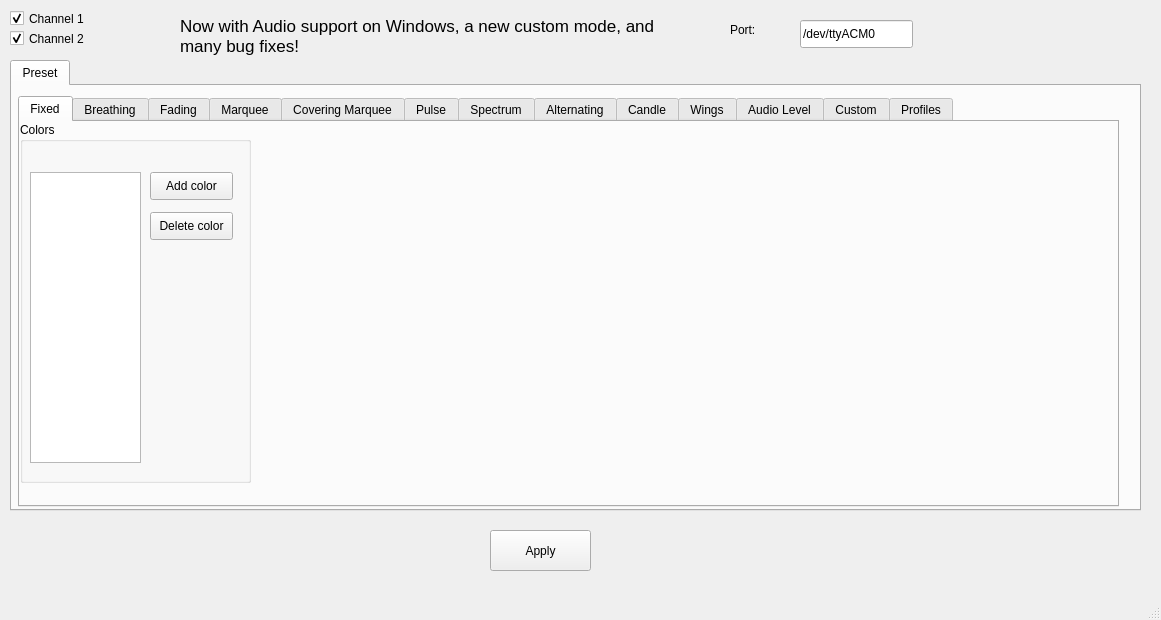
Old version of the form hue-gui.ui in the repository kusti8/hue-plus.
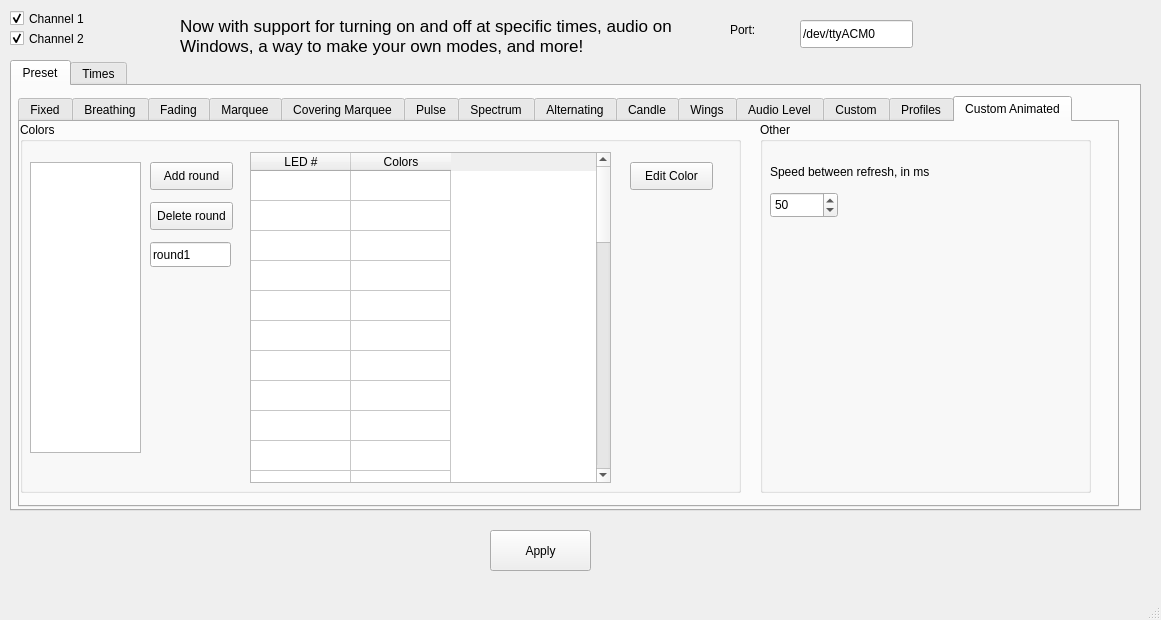
New version of the form. The open tabs and pages were chosen to show the change.

Commit message: Add time and custom animated mode. Needs to be tested on Windows.

Patch:
```diff
--- a/hue-gui.ui
+++ b/hue-gui.ui
@@ -1786,6 +1786,332 @@
         </widget>
        </widget>
       </widget>
+      <widget class="QWidget" name="animatedTab">
+       <attribute name="title">
+        <string>Custom Animated</string>
+       </attribute>
+       <widget class="QGroupBox" name="groupBox_23">
+        <property name="geometry">
+         <rect>
+          <x>0</x>
+          <y>0</y>
+          <width>721</width>
+          <height>371</height>
+         </rect>
+        </property>
+        <property name="title">
+         <string>Colors</string>
+        </property>
+        <widget class="QTableWidget" name="animatedTable">
+         <property name="geometry">
+          <rect>
+           <x>230</x>
+           <y>30</y>
+           <width>361</width>
+           <height>331</height>
+          </rect>
+         </property>
+         <property name="editTriggers">
+          <set>QAbstractItemView::NoEditTriggers</set>
+         </property>
+         <property name="dragDropOverwriteMode">
+          <bool>false</bool>
+         </property>
+         <property name="selectionMode">
+          <enum>QAbstractItemView::ExtendedSelection</enum>
+         </property>
+         <property name="rowCount">
+          <number>40</number>
+         </property>
+         <property name="columnCount">
+          <number>2</number>
+         </property>
+         <attribute name="verticalHeaderVisible">
+          <bool>false</bool>
+         </attribute>
+         <row/>
+         <row/>
+         <row/>
+         <row/>
+         <row/>
+         <row/>
+         <row/>
+         <row/>
+         <row/>
+         <row/>
+         <row/>
+         <row/>
+         <row/>
+         <row/>
+         <row/>
+         <row/>
+         <row/>
+         <row/>
+         <row/>
+         <row/>
+         <row/>
+         <row/>
+         <row/>
+         <row/>
+         <row/>
+         <row/>
+         <row/>
+         <row/>
+         <row/>
+         <row/>
+         <row/>
+         <row/>
+         <row/>
+         <row/>
+         <row/>
+         <row/>
+         <row/>
+         <row/>
+         <row/>
+         <row/>
+         <column>
+          <property name="text">
+           <string>LED #</string>
+          </property>
+         </column>
+         <column>
+          <property name="text">
+           <string>Colors</string>
+          </property>
+         </column>
+        </widget>
+        <widget class="QPushButton" name="animatedEdit">
+         <property name="geometry">
+          <rect>
+           <x>610</x>
+           <y>40</y>
+           <width>83</width>
+           <height>28</height>
+          </rect>
+         </property>
+         <property name="text">
+          <string>Edit Color</string>
+         </property>
+        </widget>
+        <widget class="QListWidget" name="animatedList">
+         <property name="geometry">
+          <rect>
+           <x>10</x>
+           <y>40</y>
+           <width>111</width>
+           <height>291</height>
+          </rect>
+         </property>
+        </widget>
+        <widget class="QPushButton" name="animatedDelete">
+         <property name="geometry">
+          <rect>
+           <x>130</x>
+           <y>80</y>
+           <width>83</width>
+           <height>28</height>
+          </rect>
+         </property>
+         <property name="text">
+          <string>Delete round</string>
+         </property>
+        </widget>
+        <widget class="QPushButton" name="animatedAdd">
+         <property name="geometry">
+          <rect>
+           <x>130</x>
+           <y>40</y>
+           <width>83</width>
+           <height>28</height>
+          </rect>
+         </property>
+         <property name="text">
+          <string>Add round</string>
+         </property>
+        </widget>
+        <widget class="QLineEdit" name="animatedRoundName">
+         <property name="geometry">
+          <rect>
+           <x>130</x>
+           <y>120</y>
+           <width>81</width>
+           <height>25</height>
+          </rect>
+         </property>
+         <property name="text">
+          <string>round1</string>
+         </property>
+        </widget>
+       </widget>
+       <widget class="QGroupBox" name="groupBox_24">
+        <property name="geometry">
+         <rect>
+          <x>740</x>
+          <y>0</y>
+          <width>331</width>
+          <height>371</height>
+         </rect>
+        </property>
+        <property name="title">
+         <string>Other</string>
+        </property>
+        <widget class="QLabel" name="label_66">
+         <property name="geometry">
+          <rect>
+           <x>10</x>
+           <y>40</y>
+           <width>201</width>
+           <height>20</height>
+          </rect>
+         </property>
+         <property name="text">
+          <string>Speed between refresh, in ms</string>
+         </property>
+        </widget>
+        <widget class="QDoubleSpinBox" name="animatedSpeed">
+         <property name="geometry">
+          <rect>
+           <x>10</x>
+           <y>70</y>
+           <width>68</width>
+           <height>26</height>
+          </rect>
+         </property>
+         <property name="decimals">
+          <number>0</number>
+         </property>
+         <property name="minimum">
+          <double>15.000000000000000</double>
+         </property>
+         <property name="maximum">
+          <double>5000.000000000000000</double>
+         </property>
+         <property name="singleStep">
+          <double>10.000000000000000</double>
+         </property>
+         <property name="value">
+          <double>50.000000000000000</double>
+         </property>
+        </widget>
+       </widget>
+      </widget>
+     </widget>
+    </widget>
+    <widget class="QWidget" name="timesTab">
+     <attribute name="title">
+      <string>Times</string>
+     </attribute>
+     <widget class="QLabel" name="label_7">
+      <property name="geometry">
+       <rect>
+        <x>30</x>
+        <y>20</y>
+        <width>461</width>
+        <height>17</height>
+       </rect>
+      </property>
+      <property name="text">
+       <string>The time to turn off the lights (in 24 hour time, separated by a colon)</string>
+      </property>
+     </widget>
+     <widget class="QLineEdit" name="offTime">
+      <property name="geometry">
+       <rect>
+        <x>30</x>
+        <y>40</y>
+        <width>113</width>
+        <height>25</height>
+       </rect>
+      </property>
+      <property name="text">
+       <string>00:00</string>
+      </property>
+     </widget>
+     <widget class="QLineEdit" name="onTime">
+      <property name="geometry">
+       <rect>
+        <x>30</x>
+        <y>100</y>
+        <width>113</width>
+        <height>25</height>
+       </rect>
+      </property>
+      <property name="text">
+       <string>00:00</string>
+      </property>
+     </widget>
+     <widget class="QLabel" name="label_8">
+      <property name="geometry">
+       <rect>
+        <x>30</x>
+        <y>80</y>
+        <width>461</width>
+        <height>17</height>
+       </rect>
+      </property>
+      <property name="text">
+       <string>The time to turn on the lights (in 24 hour time, separated by a colon)</string>
+      </property>
+     </widget>
+     <widget class="QLabel" name="label_12">
+      <property name="geometry">
+       <rect>
+        <x>160</x>
+        <y>50</y>
+        <width>131</width>
+        <height>17</height>
+       </rect>
+      </property>
+      <property name="text">
+       <string>00:00 means none</string>
+      </property>
+     </widget>
+     <widget class="QLabel" name="label_13">
+      <property name="geometry">
+       <rect>
+        <x>160</x>
+        <y>110</y>
+        <width>131</width>
+        <height>17</height>
+       </rect>
+      </property>
+      <property name="text">
+       <string>00:00 means none</string>
+      </property>
+     </widget>
+     <widget class="QLabel" name="label_14">
+      <property name="geometry">
+       <rect>
+        <x>30</x>
+        <y>190</y>
+        <width>341</width>
+        <height>61</height>
+       </rect>
+      </property>
+      <property name="font">
+       <font>
+        <pointsize>11</pointsize>
+       </font>
+      </property>
+      <property name="text">
+       <string>This looks for a profile called previous and uses that. If that profile does not exist, the time will not work.</string>
+      </property>
+      <property name="wordWrap">
+       <bool>true</bool>
+      </property>
+     </widget>
+     <widget class="QPushButton" name="timeSave">
+      <property name="geometry">
+       <rect>
+        <x>40</x>
+        <y>290</y>
+        <width>82</width>
+        <height>25</height>
+       </rect>
+      </property>
+      <property name="text">
+       <string>Save</string>
+      </property>
      </widget>
     </widget>
    </widget>
@@ -1843,7 +2169,7 @@
      </font>
     </property>
     <property name="text">
-     <string>Now with Audio support on Windows, a new custom mode, and many bug fixes!</string>
+     <string>Now with support for turning on and off at specific times, audio on Windows, a way to make your own modes, and more!</string>
     </property>
     <property name="wordWrap">
      <bool>true</bool>
```
The commit also changes 5 other files.
